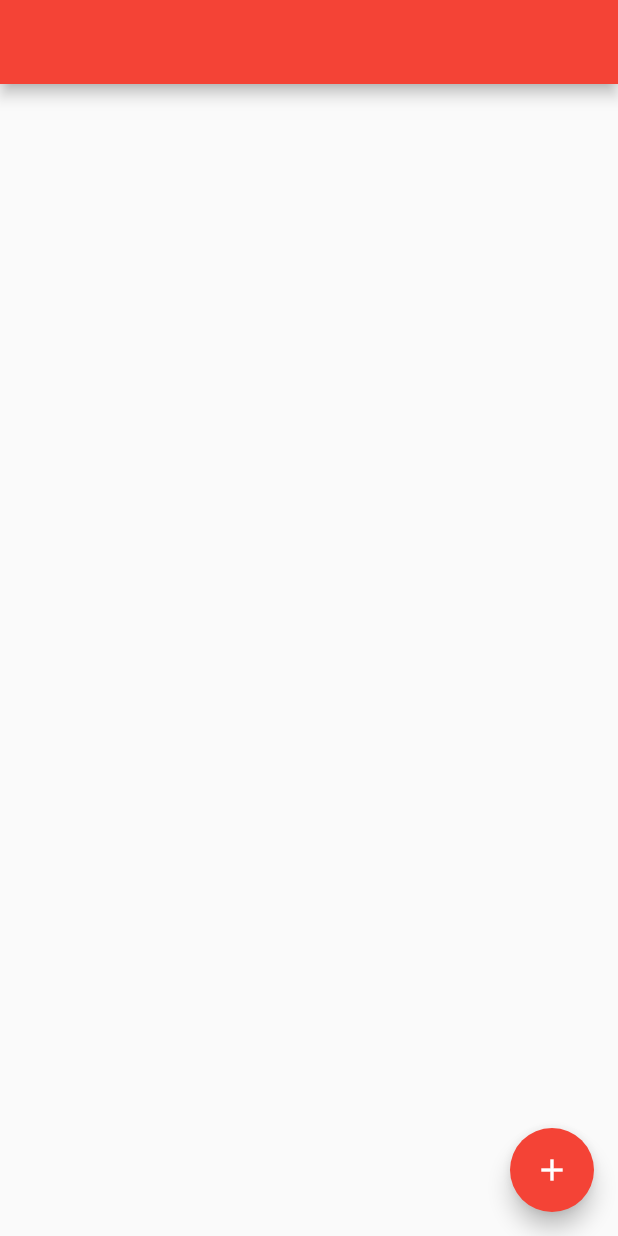
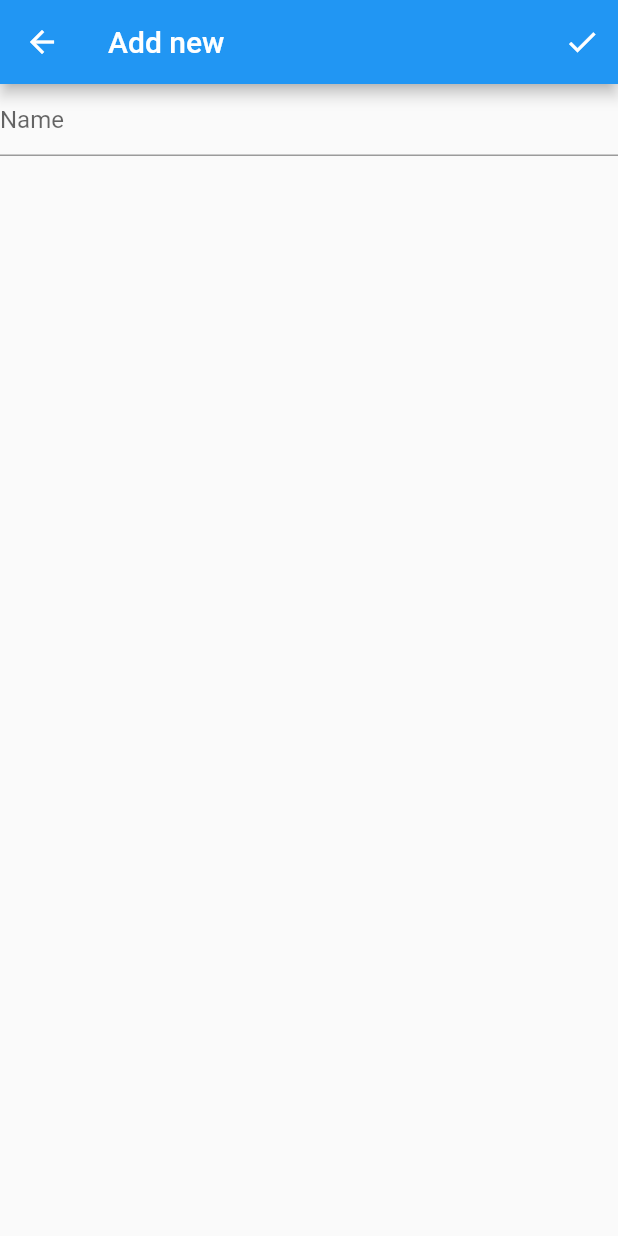
Before and after one commit to akarapon-oaksonsombat/Plist, a Flutter app: the screen it shows after launch, after a tap on the "add" icon, on a phone screen of 412 x 824 dp. Run offline on Flutter 3.47's test engine with Material 2 defaults, Android fonts, the light colour scheme and no system bars.

Commit message:
Upload for Tags #1

```diff
--- /dev/null
+++ b/lib/components/add.dart
@@ -0,0 +1,49 @@
+import 'package:flutter/material.dart';
+import 'globals.dart' as globals;
+import 'globals.dart';
+
+class Add extends StatefulWidget {
+  @override
+  _AddState createState() => _AddState();
+}
+
+class _AddState extends State<Add> {
+  TextEditingController _controller;
+  void initState() {
+    super.initState();
+    _controller = TextEditingController();
+  }
+
+  void dispose() {
+    _controller.dispose();
+    super.dispose();
+  }
+
+  @override
+  Widget build(BuildContext context) {
+    return Scaffold(
+      appBar: AppBar(
+        title: Text('Add new'),
+        actions: [
+          IconButton(
+            icon: Icon(Icons.check),
+            onPressed: () {
+              globals.addNew('hello', 20);
+              Navigator.pop(context);
+            },
+          )
+        ],
+      ),
+      body: Column(
+        children: [
+          TextField(
+            controller: _controller,
+            decoration: InputDecoration(
+              hintText: 'Name',
+            ),
+          )
+        ],
+      ),
+    );
+  }
+}
--- a/lib/components/app.dart
+++ b/lib/components/app.dart
@@ -7,12 +7,11 @@ class MyApp extends StatelessWidget {
   Widget build(BuildContext context) {
     return MaterialApp(
       debugShowCheckedModeBanner: false,
-      title: 'Flutter Demo',
+      title: 'hello',
       theme: ThemeData(
-        primarySwatch: Colors.red,
-        visualDensity: VisualDensity.adaptivePlatformDensity,
+        primarySwatch: Colors.blue,
       ),
-      home: HomePage(title: 'Flutter Demo Home Page'),
+      home: HomePage(),
     );
   }
 }
--- /dev/null
+++ b/lib/components/globals.dart
@@ -0,0 +1,49 @@
+library globals;
+
+int _index;
+bool first = true;
+List<int> _point = List();
+List<String> _name = List();
+
+init() {
+  if (first) _start();
+}
+
+_start() {
+  _point.add(80);
+  _point.add(77);
+  _point.add(85);
+  _point.add(60);
+  _name.add('JJ');
+  _name.add('Poon');
+  _name.add('Geng');
+  _name.add('John');
+  _index = 4;
+  first = false;
+}
+
+get_index() {
+  return _index;
+}
+
+get_point(int index) {
+  return _point[index].toString();
+}
+
+get_name(int index) {
+  return _name[index];
+}
+
+get_length() {
+  return _index + 1;
+}
+
+addNew(String input, int number) {
+  _name.add(input);
+  _point.add(number);
+  _index++;
+}
+
+updatePoint(int index, int number) {
+  _point[index] = number;
+}
--- a/lib/components/home.dart
+++ b/lib/components/home.dart
@@ -1,33 +1,78 @@
+import 'package:flutter/cupertino.dart';
 import 'package:flutter/material.dart';
+import 'package:flutterexam/components/detail.dart';
+import 'add.dart';
+import 'globals.dart' as globals;
 
 class HomePage extends StatefulWidget {
-  HomePage({Key key, this.title}) : super(key: key);
-
-  // This widget is the home page of your application. It is stateful, meaning
-  // that it has a State object (defined below) that contains fields that affect
-  // how it looks.
-
-  // This class is the configuration for the state. It holds the values (in this
-  // case the title) provided by the parent (in this case the App widget) and
-  // used by the build method of the State. Fields in a Widget subclass are
-  // always marked "final".
-
-  final String title;
+  HomePage({Key key}) : super(key: key);
 
   @override
   _HomePageState createState() => _HomePageState();
 }
 
 class _HomePageState extends State<HomePage> {
+  _build() {
+    int i = 0;
+    List<ListTile> list = List();
+    while (i < globals.get_index()) {
+      Tile(i);
+    }
+  }
+
   @override
   Widget build(BuildContext context) {
+    globals.init();
     return Scaffold(
-      appBar: AppBar(),
+      appBar: AppBar(
+        title: Text(
+          'My List',
+        ),
+      ),
+      body: ListView.builder(
+          itemCount: globals.get_index(),
+          itemBuilder: (BuildContext context, int index) {
+            return new Tile(index);
+          }),
       floatingActionButton: FloatingActionButton(
-        onPressed: () {},
+        onPressed: () {
+          Navigator.push(
+            context,
+            MaterialPageRoute(builder: (context) => Add()),
+          );
+        },
         tooltip: 'Increment',
         child: Icon(Icons.add),
       ), // This trailing comma makes auto-formatting nicer for build methods.
     );
   }
 }
+
+class Tile extends StatelessWidget {
+  Tile(this.index);
+  final int index;
+  @override
+  Widget build(BuildContext context) {
+    return ListTile(
+      title: Text(
+        globals.get_name(index),
+        style: TextStyle(fontSize: 18),
+      ),
+      trailing: Text(
+        globals.get_point(index),
+        style: TextStyle(fontSize: 20, fontWeight: FontWeight.bold),
+      ),
+      contentPadding: EdgeInsets.fromLTRB(16, 8, 16, 8),
+      onTap: () {
+        Navigator.push(
+          context,
+          MaterialPageRoute(
+              builder: (context) => Detail(
+                    index: this.index,
+                  )),
+        );
+      },
+    );
+    ;
+  }
+}
--- a/pubspec.yaml
+++ b/pubspec.yaml
@@ -23,7 +23,6 @@ environment:
 dependencies:
   flutter:
     sdk: flutter
-
 
   # The following adds the Cupertino Icons font to your application.
   # Use with the CupertinoIcons class for iOS style icons.
```
Also changed, not shown: lib/components/detail.dart (added, +57 -0 lines), lib/components/edit.dart (added, +25 -0 lines).
